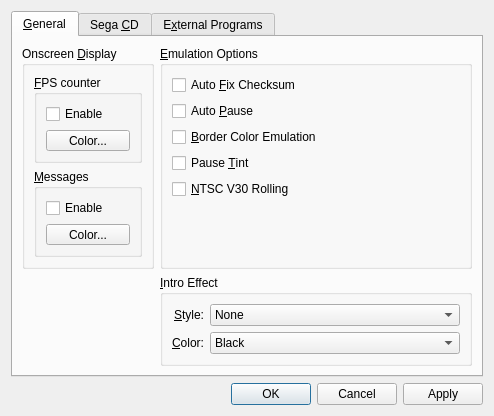
First picture: the form in src/gens-qt4/ui/GeneralConfigWindow.ui, repository GerbilSoft/gens-gs-ii, before the edit.
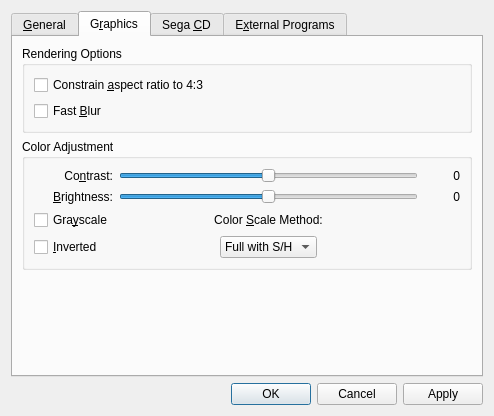
Second picture: the form after the edit. The open tabs and pages were chosen to show the change.

Commit message:
[gens-qt4] ui/GeneralConfigWindow.ui: Added a Graphics tab.
The Graphics tab contains settings for aspect ratio constraints,
Fast Blur, and the Color Adjustment settings.

None of these settings are functional yet.

What changed in the file:
```diff
--- a/src/gens-qt4/ui/GeneralConfigWindow.ui
+++ b/src/gens-qt4/ui/GeneralConfigWindow.ui
@@ -134,6 +134,9 @@
             <property name="text">
              <string>&amp;Style:</string>
             </property>
+            <property name="textFormat">
+             <enum>Qt::PlainText</enum>
+            </property>
             <property name="alignment">
              <set>Qt::AlignRight|Qt::AlignTrailing|Qt::AlignVCenter</set>
             </property>
@@ -172,6 +175,9 @@
             <property name="text">
              <string>&amp;Color:</string>
             </property>
+            <property name="textFormat">
+             <enum>Qt::PlainText</enum>
+            </property>
             <property name="alignment">
              <set>Qt::AlignRight|Qt::AlignTrailing|Qt::AlignVCenter</set>
             </property>
@@ -319,6 +325,213 @@
        </item>
       </layout>
      </widget>
+     <widget class="QWidget" name="tabGraphics">
+      <attribute name="title">
+       <string>G&amp;raphics</string>
+      </attribute>
+      <layout class="QVBoxLayout" name="verticalLayout_4">
+       <item>
+        <widget class="QGroupBox" name="grpGraphics">
+         <property name="title">
+          <string>Rendering Options</string>
+         </property>
+         <layout class="QVBoxLayout" name="vboxGraphics">
+          <item>
+           <widget class="QCheckBox" name="chkAspectRatioConstraint">
+            <property name="text">
+             <string>Constrain &amp;aspect ratio to 4:3</string>
+            </property>
+           </widget>
+          </item>
+          <item>
+           <widget class="QCheckBox" name="chkFastBlur">
+            <property name="text">
+             <string>Fast &amp;Blur</string>
+            </property>
+           </widget>
+          </item>
+         </layout>
+        </widget>
+       </item>
+       <item>
+        <widget class="QGroupBox" name="grpColorAdjustment">
+         <property name="title">
+          <string>Color Adjustment</string>
+         </property>
+         <layout class="QGridLayout" name="gridLayout_2">
+          <item row="0" column="0">
+           <widget class="QLabel" name="lblContrastTitle">
+            <property name="text">
+             <string>Co&amp;ntrast:</string>
+            </property>
+            <property name="textFormat">
+             <enum>Qt::PlainText</enum>
+            </property>
+            <property name="alignment">
+             <set>Qt::AlignRight|Qt::AlignTrailing|Qt::AlignVCenter</set>
+            </property>
+            <property name="buddy">
+             <cstring>hsldContrast</cstring>
+            </property>
+           </widget>
+          </item>
+          <item row="0" column="1">
+           <widget class="QSlider" name="hsldContrast">
+            <property name="minimum">
+             <number>-100</number>
+            </property>
+            <property name="maximum">
+             <number>100</number>
+            </property>
+            <property name="orientation">
+             <enum>Qt::Horizontal</enum>
+            </property>
+           </widget>
+          </item>
+          <item row="0" column="2">
+           <widget class="QLabel" name="lblContrastValue">
+            <property name="minimumSize">
+             <size>
+              <width>36</width>
+              <height>0</height>
+             </size>
+            </property>
+            <property name="text">
+             <string>0</string>
+            </property>
+            <property name="alignment">
+             <set>Qt::AlignRight|Qt::AlignTrailing|Qt::AlignVCenter</set>
+            </property>
+           </widget>
+          </item>
+          <item row="1" column="0">
+           <widget class="QLabel" name="lblBrightnessTitle">
+            <property name="text">
+             <string>&amp;Brightness:</string>
+            </property>
+            <property name="textFormat">
+             <enum>Qt::PlainText</enum>
+            </property>
+            <property name="alignment">
+             <set>Qt::AlignRight|Qt::AlignTrailing|Qt::AlignVCenter</set>
+            </property>
+            <property name="buddy">
+             <cstring>hsldBrightness</cstring>
+            </property>
+           </widget>
+          </item>
+          <item row="1" column="1">
+           <widget class="QSlider" name="hsldBrightness">
+            <property name="minimum">
+             <number>-100</number>
+            </property>
+            <property name="maximum">
+             <number>100</number>
+            </property>
+            <property name="orientation">
+             <enum>Qt::Horizontal</enum>
+            </property>
+           </widget>
+          </item>
+          <item row="1" column="2">
+           <widget class="QLabel" name="lblBrightnessValue">
+            <property name="minimumSize">
+             <size>
+              <width>36</width>
+              <height>0</height>
+             </size>
+            </property>
+            <property name="text">
+             <string>0</string>
+            </property>
+            <property name="alignment">
+             <set>Qt::AlignRight|Qt::AlignTrailing|Qt::AlignVCenter</set>
+            </property>
+           </widget>
+          </item>
+          <item row="2" column="0">
+           <widget class="QCheckBox" name="chkGrayscale">
+            <property name="text">
+             <string>Gra&amp;yscale</string>
+            </property>
+           </widget>
+          </item>
+          <item row="4" column="0">
+           <widget class="QCheckBox" name="chkInverted">
+            <property name="text">
+             <string>&amp;Inverted</string>
+            </property>
+           </widget>
+          </item>
+          <item row="2" column="1">
+           <widget class="QLabel" name="lblColorScaleMethod">
+            <property name="text">
+             <string>Color &amp;Scale Method:</string>
+            </property>
+            <property name="textFormat">
+             <enum>Qt::PlainText</enum>
+            </property>
+            <property name="alignment">
+             <set>Qt::AlignCenter</set>
+            </property>
+            <property name="buddy">
+             <cstring>cboColorScaleMethod</cstring>
+            </property>
+           </widget>
+          </item>
+          <item row="4" column="1">
+           <layout class="QHBoxLayout" name="hboxColorScaleMethod">
+            <property name="sizeConstraint">
+             <enum>QLayout::SetDefaultConstraint</enum>
+            </property>
+            <item>
+             <widget class="QComboBox" name="cboColorScaleMethod">
+              <property name="sizePolicy">
+               <sizepolicy hsizetype="Maximum" vsizetype="Fixed">
+                <horstretch>0</horstretch>
+                <verstretch>0</verstretch>
+               </sizepolicy>
+              </property>
+              <property name="currentIndex">
+               <number>2</number>
+              </property>
+              <item>
+               <property name="text">
+                <string>Raw</string>
+               </property>
+              </item>
+              <item>
+               <property name="text">
+                <string>Full</string>
+               </property>
+              </item>
+              <item>
+               <property name="text">
+                <string>Full with S/H</string>
+               </property>
+              </item>
+             </widget>
+            </item>
+           </layout>
+          </item>
+         </layout>
+        </widget>
+       </item>
+       <item>
+        <spacer name="verticalSpacer">
+         <property name="orientation">
+          <enum>Qt::Vertical</enum>
+         </property>
+         <property name="sizeHint" stdset="0">
+          <size>
+           <width>20</width>
+           <height>40</height>
+          </size>
+         </property>
+        </spacer>
+       </item>
+      </layout>
+     </widget>
      <widget class="QWidget" name="tabSegaCD">
       <attribute name="title">
        <string>Sega &amp;CD</string>
```
Left out of the diff: 79 changed lines with no effect on the pictures.
